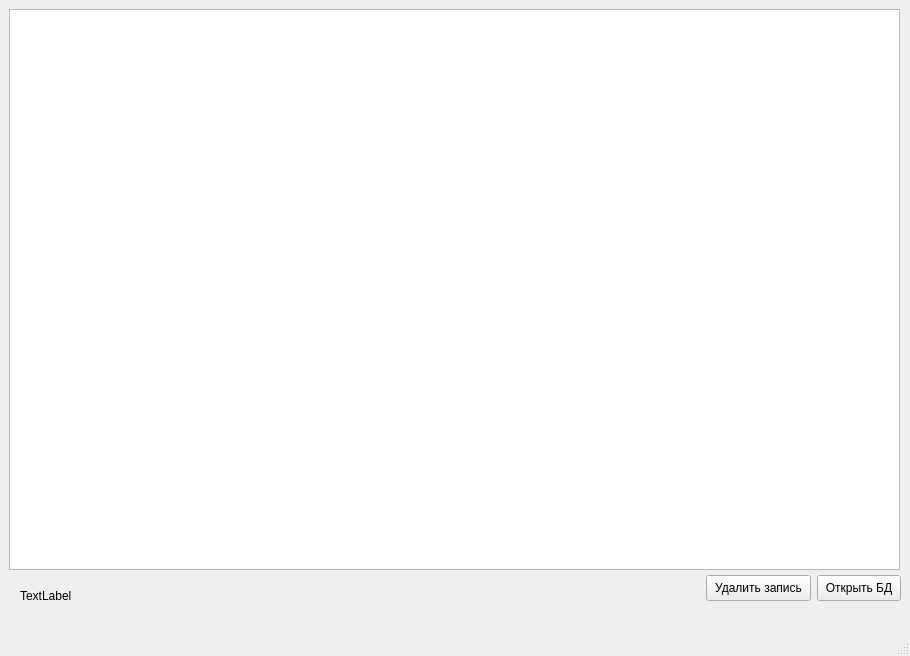
Above: mainwindow.ui from lzlaG/SQLITE_APP before the change. Below: the same form after it.
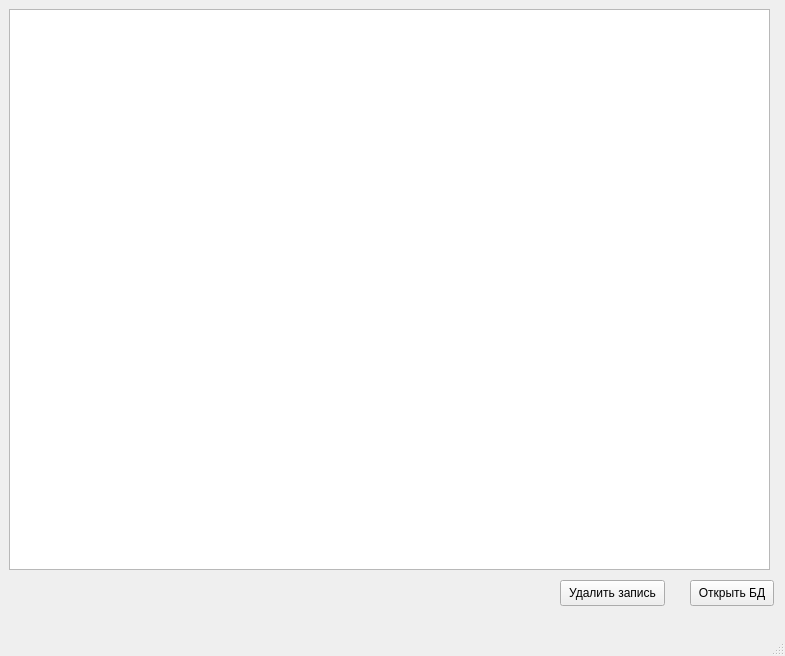
That is the form after the change.

What changed in the file:
```diff
--- a/mainwindow.ui
+++ b/mainwindow.ui
@@ -6,7 +6,7 @@
    <rect>
     <x>0</x>
     <y>0</y>
-    <width>910</width>
+    <width>785</width>
     <height>656</height>
    </rect>
   </property>
@@ -17,8 +17,8 @@
    <widget class="QPushButton" name="pushButton">
     <property name="geometry">
      <rect>
-      <x>817</x>
-      <y>575</y>
+      <x>690</x>
+      <y>580</y>
       <width>84</width>
       <height>26</height>
      </rect>
@@ -32,7 +32,7 @@
      <rect>
       <x>9</x>
       <y>9</y>
-      <width>891</width>
+      <width>761</width>
       <height>561</height>
      </rect>
     </property>
@@ -40,8 +40,8 @@
    <widget class="QPushButton" name="pushButton_2">
     <property name="geometry">
      <rect>
-      <x>706</x>
-      <y>575</y>
+      <x>560</x>
+      <y>580</y>
       <width>105</width>
       <height>26</height>
      </rect>
@@ -53,14 +53,14 @@
    <widget class="QLabel" name="label">
     <property name="geometry">
      <rect>
-      <x>20</x>
+      <x>10</x>
       <y>570</y>
-      <width>381</width>
+      <width>411</width>
       <height>51</height>
      </rect>
     </property>
     <property name="text">
-     <string>TextLabel</string>
+     <string/>
     </property>
    </widget>
   </widget>
```
Left out of the diff: 2 changed lines with no effect on the pictures.
